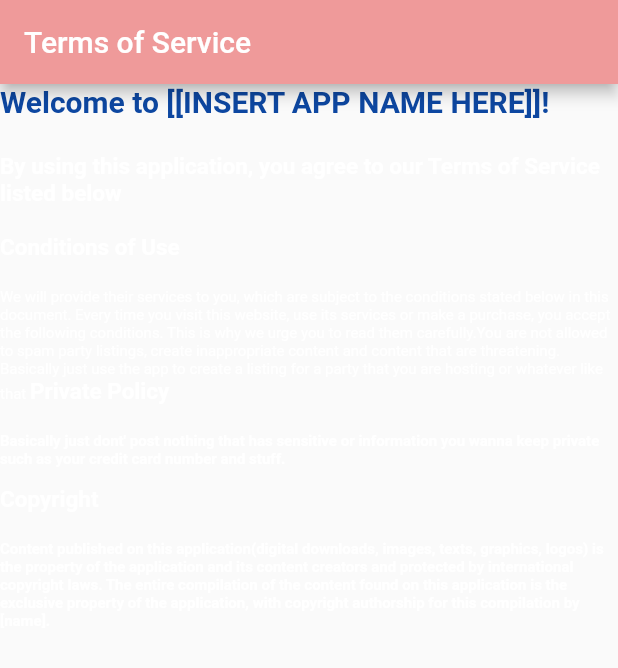
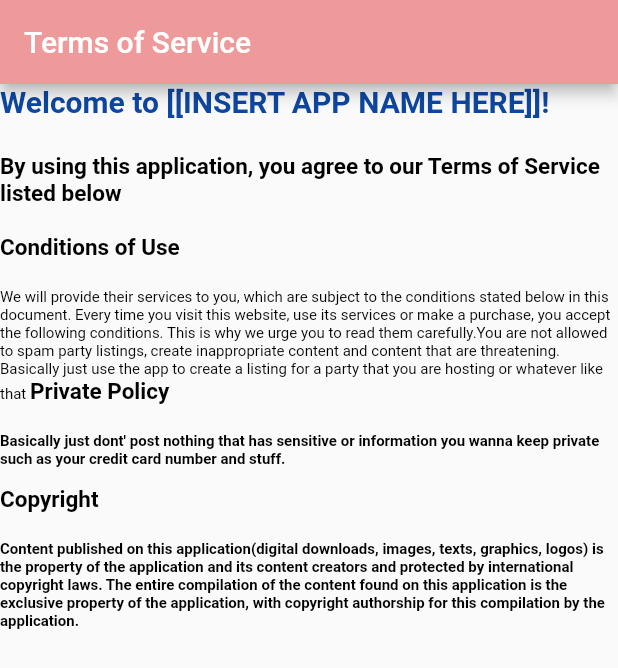
Before and after one commit to sourpatchgummywyrm/wave, a Flutter app: the screen it shows after launch, after a tap on "Terms of Service", on a phone screen of 412 x 824 dp. Shown: the top 668 px of the screen. Run offline on Flutter 3.47's test engine with Material 2 defaults, Android fonts, the phone set to English and light mode, and no system bars; our stand-ins replace firebase_auth; accounts and stored records are empty.

Commit message:
Please enter the commit message for your changes. Lines starting

```diff
--- a/lib/global.dart
+++ b/lib/global.dart
@@ -6,7 +6,7 @@ Color neonGreenColor = new Color(0xFF39ff14);
 Color darkerRedColors = new Color(0xFFff9999);
 Color silverColors = new Color(0xFFDCDCDC);
 Color generalBlueColor = new Color(0xFF0D47A1);
-Color bforBlack = new Color(0xFFFFFFFF);
+Color bforBlack = new Color(0xFF000000);
 
 TextStyle loginScreen = new TextStyle(
     fontFamily: 'Varela Round',
--- a/lib/newuser/termsofservice.dart
+++ b/lib/newuser/termsofservice.dart
@@ -59,7 +59,7 @@ class Terms extends StatelessWidget {
                                   'graphics, logos) is the property of the application and its content creators '
                                   'and protected by international copyright laws. The entire compilation of '
                                   'the content found on this application is the exclusive property of the '
-                                  'application, with copyright authorship for this compilation by [name].\n\n',
+                                  'application, with copyright authorship for this compilation by the application.\n\n',
                            style: new TextStyle(color: bforBlack,
                                                 fontSize: 10.0,
                                                 fontWeight: FontWeight.bold)),
```
